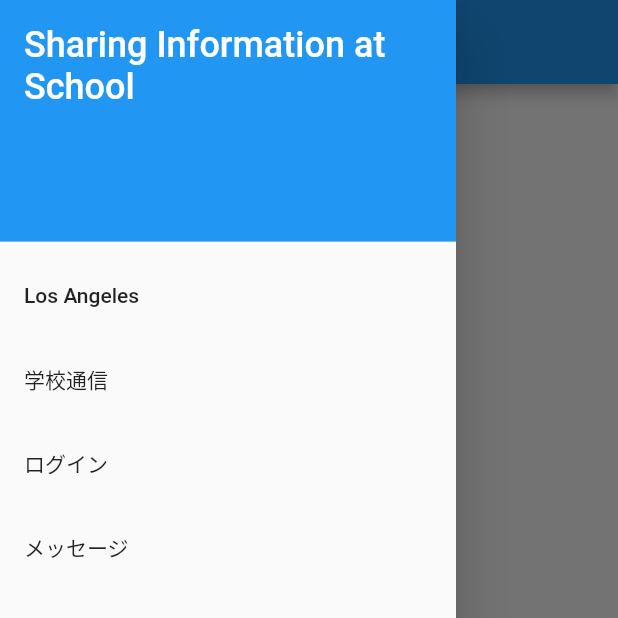
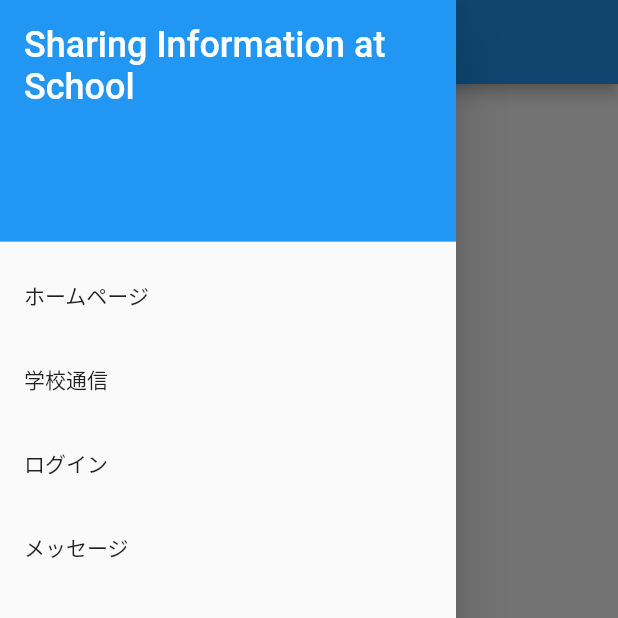
Before and after one commit to Kazuma-Te/school, a Flutter app: the screen it shows after launch, with the side drawer open, on a phone screen of 412 x 824 dp, the top half of it. Run offline on Flutter 3.47's test engine with Material 2 defaults, Android fonts, the phone set to English and light mode, and no system bars.

Commit message:
third commit

```diff
--- a/lib/main.dart
+++ b/lib/main.dart
@@ -41,7 +41,7 @@ class _State extends State<MyApp> {
                 ),
               ),
               ListTile(
-                title: Text('Los Angeles'),
+                title: Text('ホームページ'),
                 onTap: () {
                   setState(() => _city = 'Los Angeles, CA');
                   Navigator.pop(context);
```
